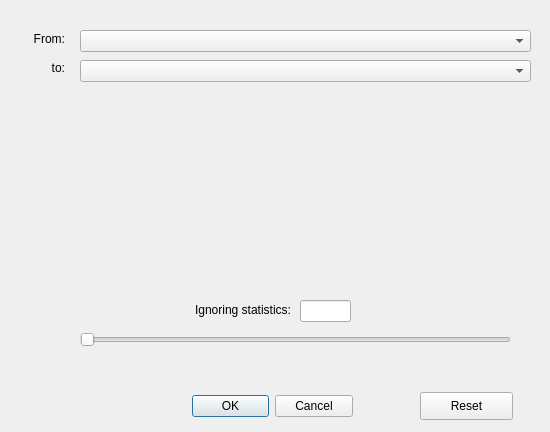
This is testsettings.ui in OkhinVI/wortschatz as Qt 5 draws it before an edit. The edited form follows.
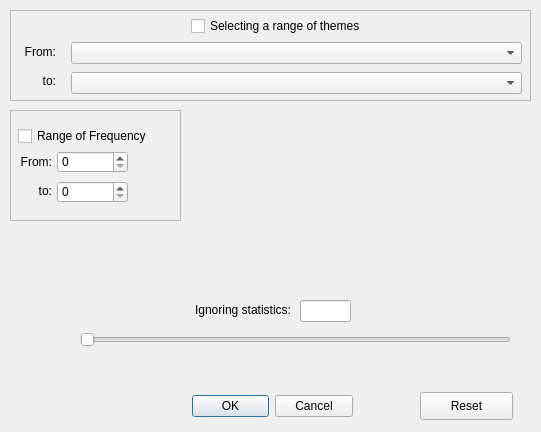
This is the edited form.

Commit message: add range of frenq

Patch:
```diff
--- a/testsettings.ui
+++ b/testsettings.ui
@@ -6,7 +6,7 @@
    <rect>
     <x>0</x>
     <y>0</y>
-    <width>550</width>
+    <width>541</width>
     <height>432</height>
    </rect>
   </property>
@@ -29,58 +29,6 @@
     <set>QDialogButtonBox::Cancel|QDialogButtonBox::Ok</set>
    </property>
   </widget>
-  <widget class="QComboBox" name="comboBox">
-   <property name="geometry">
-    <rect>
-     <x>80</x>
-     <y>30</y>
-     <width>451</width>
-     <height>22</height>
-    </rect>
-   </property>
-  </widget>
-  <widget class="QComboBox" name="comboBox_2">
-   <property name="geometry">
-    <rect>
-     <x>80</x>
-     <y>60</y>
-     <width>451</width>
-     <height>22</height>
-    </rect>
-   </property>
-  </widget>
-  <widget class="QLabel" name="label">
-   <property name="geometry">
-    <rect>
-     <x>10</x>
-     <y>31</y>
-     <width>55</width>
-     <height>16</height>
-    </rect>
-   </property>
-   <property name="text">
-    <string>&lt;html&gt;&lt;head/&gt;&lt;body&gt;&lt;p&gt;From:&lt;/p&gt;&lt;/body&gt;&lt;/html&gt;</string>
-   </property>
-   <property name="alignment">
-    <set>Qt::AlignRight|Qt::AlignTrailing|Qt::AlignVCenter</set>
-   </property>
-  </widget>
-  <widget class="QLabel" name="label_2">
-   <property name="geometry">
-    <rect>
-     <x>10</x>
-     <y>60</y>
-     <width>55</width>
-     <height>16</height>
-    </rect>
-   </property>
-   <property name="text">
-    <string>to:</string>
-   </property>
-   <property name="alignment">
-    <set>Qt::AlignRight|Qt::AlignTrailing|Qt::AlignVCenter</set>
-   </property>
-  </widget>
   <widget class="QSlider" name="horizontalSlider">
    <property name="geometry">
     <rect>
@@ -142,6 +90,194 @@
     <string>Reset</string>
    </property>
   </widget>
+  <widget class="QScrollArea" name="scrollArea">
+   <property name="geometry">
+    <rect>
+     <x>10</x>
+     <y>110</y>
+     <width>171</width>
+     <height>111</height>
+    </rect>
+   </property>
+   <property name="widgetResizable">
+    <bool>true</bool>
+   </property>
+   <widget class="QWidget" name="scrollAreaWidgetContents">
+    <property name="geometry">
+     <rect>
+      <x>0</x>
+      <y>0</y>
+      <width>169</width>
+      <height>109</height>
+     </rect>
+    </property>
+    <widget class="QLabel" name="label_5">
+     <property name="geometry">
+      <rect>
+       <x>20</x>
+       <y>70</y>
+       <width>21</width>
+       <height>20</height>
+      </rect>
+     </property>
+     <property name="text">
+      <string>to:</string>
+     </property>
+     <property name="alignment">
+      <set>Qt::AlignRight|Qt::AlignTrailing|Qt::AlignVCenter</set>
+     </property>
+    </widget>
+    <widget class="QCheckBox" name="checkBoxFreqIdx">
+     <property name="geometry">
+      <rect>
+       <x>7</x>
+       <y>15</y>
+       <width>151</width>
+       <height>20</height>
+      </rect>
+     </property>
+     <property name="text">
+      <string>Range of Frequency</string>
+     </property>
+    </widget>
+    <widget class="QSpinBox" name="spinBoxStartFreq">
+     <property name="geometry">
+      <rect>
+       <x>46</x>
+       <y>40</y>
+       <width>71</width>
+       <height>22</height>
+      </rect>
+     </property>
+     <property name="maximum">
+      <number>400000</number>
+     </property>
+     <property name="singleStep">
+      <number>50</number>
+     </property>
+    </widget>
+    <widget class="QLabel" name="label_4">
+     <property name="geometry">
+      <rect>
+       <x>0</x>
+       <y>41</y>
+       <width>41</width>
+       <height>20</height>
+      </rect>
+     </property>
+     <property name="text">
+      <string>&lt;html&gt;&lt;head/&gt;&lt;body&gt;&lt;p&gt;From:&lt;/p&gt;&lt;/body&gt;&lt;/html&gt;</string>
+     </property>
+     <property name="alignment">
+      <set>Qt::AlignRight|Qt::AlignTrailing|Qt::AlignVCenter</set>
+     </property>
+    </widget>
+    <widget class="QSpinBox" name="spinBoxEndFreq">
+     <property name="geometry">
+      <rect>
+       <x>46</x>
+       <y>70</y>
+       <width>71</width>
+       <height>22</height>
+      </rect>
+     </property>
+     <property name="maximum">
+      <number>400000</number>
+     </property>
+     <property name="singleStep">
+      <number>50</number>
+     </property>
+    </widget>
+   </widget>
+  </widget>
+  <widget class="QScrollArea" name="scrollArea_2">
+   <property name="geometry">
+    <rect>
+     <x>10</x>
+     <y>10</y>
+     <width>521</width>
+     <height>91</height>
+    </rect>
+   </property>
+   <property name="widgetResizable">
+    <bool>true</bool>
+   </property>
+   <widget class="QWidget" name="scrollAreaWidgetContents_2">
+    <property name="geometry">
+     <rect>
+      <x>0</x>
+      <y>0</y>
+      <width>519</width>
+      <height>89</height>
+     </rect>
+    </property>
+    <widget class="QCheckBox" name="checkBoxThemes">
+     <property name="geometry">
+      <rect>
+       <x>180</x>
+       <y>5</y>
+       <width>211</width>
+       <height>20</height>
+      </rect>
+     </property>
+     <property name="text">
+      <string>Selecting a range of themes</string>
+     </property>
+    </widget>
+    <widget class="QLabel" name="label">
+     <property name="geometry">
+      <rect>
+       <x>4</x>
+       <y>31</y>
+       <width>41</width>
+       <height>20</height>
+      </rect>
+     </property>
+     <property name="text">
+      <string>&lt;html&gt;&lt;head/&gt;&lt;body&gt;&lt;p&gt;From:&lt;/p&gt;&lt;/body&gt;&lt;/html&gt;</string>
+     </property>
+     <property name="alignment">
+      <set>Qt::AlignRight|Qt::AlignTrailing|Qt::AlignVCenter</set>
+     </property>
+    </widget>
+    <widget class="QLabel" name="label_2">
+     <property name="geometry">
+      <rect>
+       <x>14</x>
+       <y>60</y>
+       <width>31</width>
+       <height>20</height>
+      </rect>
+     </property>
+     <property name="text">
+      <string>to:</string>
+     </property>
+     <property name="alignment">
+      <set>Qt::AlignRight|Qt::AlignTrailing|Qt::AlignVCenter</set>
+     </property>
+    </widget>
+    <widget class="QComboBox" name="comboBox">
+     <property name="geometry">
+      <rect>
+       <x>60</x>
+       <y>31</y>
+       <width>451</width>
+       <height>22</height>
+      </rect>
+     </property>
+    </widget>
+    <widget class="QComboBox" name="comboBox_2">
+     <property name="geometry">
+      <rect>
+       <x>60</x>
+       <y>61</y>
+       <width>451</width>
+       <height>22</height>
+      </rect>
+     </property>
+    </widget>
+   </widget>
+  </widget>
  </widget>
  <resources/>
  <connections>
```
The commit also changes 4 other files.
